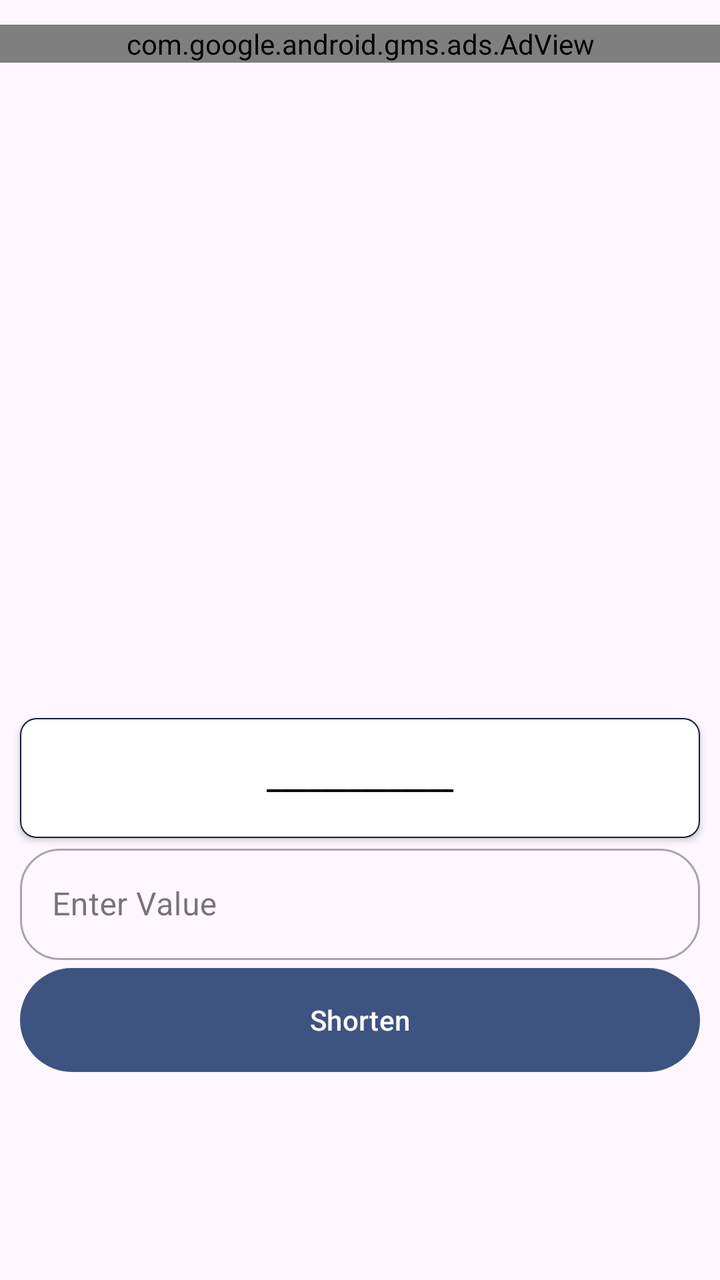
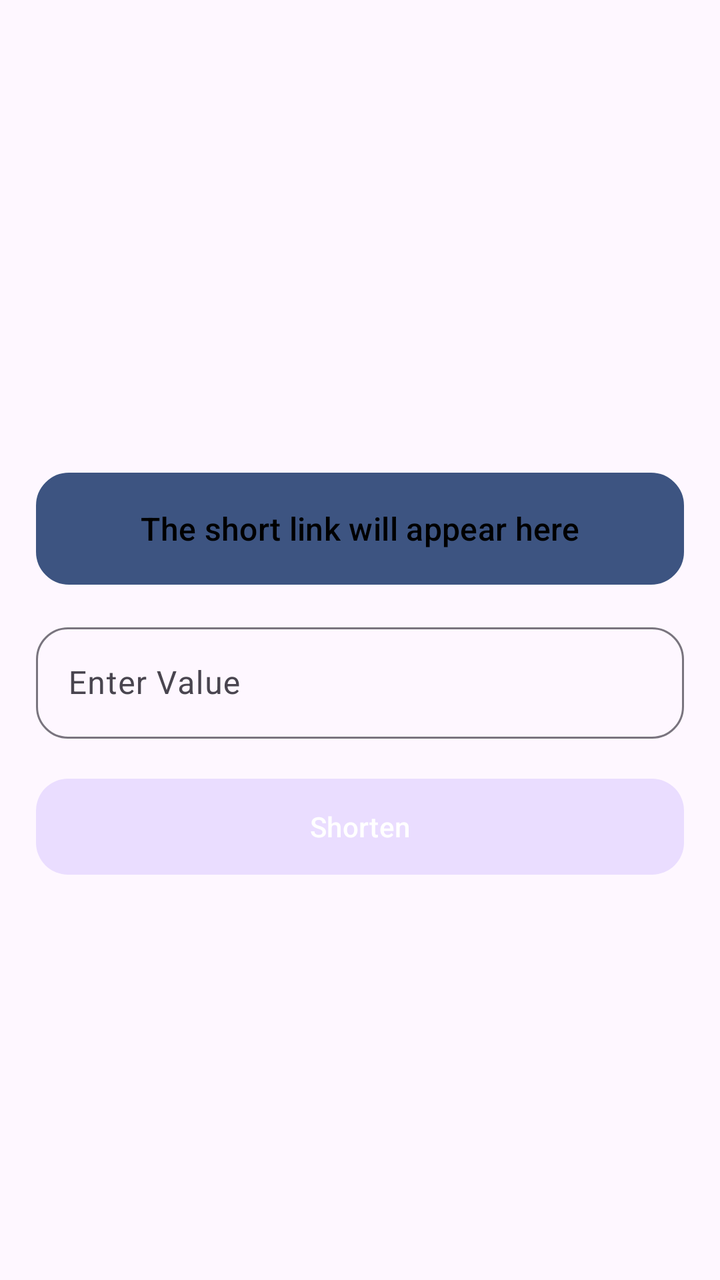

Screens rendered from an Android XML layout before and after an edit, with the pre-edit source and the edit as a unified diff.
<!-- AndroidManifest.xml: application theme Theme.QRCodeGenerator -->
<!-- res/layout/fragment_short_url.xml -->
<?xml version="1.0" encoding="utf-8"?>
<androidx.constraintlayout.widget.ConstraintLayout xmlns:android="http://schemas.android.com/apk/res/android"
    xmlns:app="http://schemas.android.com/apk/res-auto"
    xmlns:tools="http://schemas.android.com/tools"
    android:layout_width="match_parent"
    android:layout_height="match_parent"
    tools:context=".ui.shorturl.ShortUrlFragment">

    <com.google.android.gms.ads.AdView
        android:id="@+id/adView"
        android:layout_width="match_parent"
        android:layout_height="wrap_content"
        app:adSize="BANNER"
        app:adUnitId="ca-app-pub-2813879880934433/9839008529"
        app:layout_constraintBottom_toBottomOf="parent"
        app:layout_constraintEnd_toEndOf="parent"
        app:layout_constraintStart_toStartOf="parent"
        app:layout_constraintTop_toTopOf="parent"
        app:layout_constraintVertical_bias="0.01999998" />


    <androidx.appcompat.widget.AppCompatButton
        android:background="@drawable/full_short_link_shape"
        android:id="@+id/shortenText"
        android:layout_width="match_parent"
        android:layout_height="60dp"
        android:layout_marginHorizontal="10dp"
        android:text="______________"
        android:textSize="15sp"
        android:textColor="@color/black"
        app:boxCornerRadiusBottomEnd="20dp"
        app:boxCornerRadiusBottomStart="20dp"
        app:boxCornerRadiusTopEnd="20dp"
        app:boxCornerRadiusTopStart="20dp"
        app:layout_constraintBottom_toTopOf="@+id/textInputLayout"
        app:layout_constraintEnd_toEndOf="@+id/textInputLayout"
        app:layout_constraintStart_toStartOf="@+id/textInputLayout" />

    <com.google.android.material.textfield.TextInputLayout
        android:id="@+id/textInputLayout"
        style="@style/Widget.MaterialComponents.TextInputLayout.OutlinedBox"
        android:layout_width="match_parent"
        android:layout_height="wrap_content"
        android:layout_marginHorizontal="10dp"
        app:boxCornerRadiusBottomEnd="20dp"
        app:boxCornerRadiusBottomStart="20dp"
        app:boxCornerRadiusTopEnd="20dp"
        app:boxCornerRadiusTopStart="20dp"
        app:layout_constraintBottom_toTopOf="@+id/button"
        app:layout_constraintEnd_toEndOf="parent"
        app:layout_constraintStart_toStartOf="parent"
        app:layout_constraintTop_toTopOf="parent"
        app:layout_constraintVertical_bias="1.0">

        <com.google.android.material.textfield.TextInputEditText
            android:id="@+id/text"
            android:layout_width="match_parent"
            android:layout_height="match_parent"
            android:hint="@string/enter_value"
            android:inputType="text" />
    </com.google.android.material.textfield.TextInputLayout>

    <Button
        android:id="@+id/button"
        android:layout_width="match_parent"
        android:layout_height="60dp"
        android:layout_marginHorizontal="10dp"
        android:layout_marginBottom="100dp"
        android:text="@string/shorten"
        app:layout_constraintBottom_toBottomOf="parent"
        app:layout_constraintEnd_toEndOf="parent"
        app:layout_constraintStart_toStartOf="parent" />
</androidx.constraintlayout.widget.ConstraintLayout>
<!-- resources referenced by this layout -->
<resources>
  <color name="black">#FF000000</color>
  <!-- drawable full_short_link_shape (drawable) -->
  <?xml version="1.0" encoding="utf-8"?>
  <shape xmlns:android="http://schemas.android.com/apk/res/android">
      <solid android:color="@color/white"/>
      <corners android:radius="8dp"/>
      <stroke android:color="@color/purple_700" android:width="0.5dp"/>
  
  </shape>
  <string name="enter_value">Enter Value</string>
  <string name="shorten">Shorten</string>
  <style name="Theme.QRCodeGenerator" parent="Theme.Material3.DayNight">
          
          <item name="colorPrimary">@color/purple_500</item>
          <item name="colorPrimaryVariant">@color/purple_700</item>
          <item name="colorOnPrimary">@color/white</item>
          
          <item name="colorSecondary">@color/teal_200</item>
          <item name="colorSecondaryVariant">@color/teal_700</item>
          <item name="colorOnSecondary">@color/black</item>
          
          <item name="android:statusBarColor">?attr/colorPrimaryVariant</item>
          
      </style>
  <color name="white">#FFFFFFFF</color>
  <color name="purple_700">#161B39</color>
  <color name="purple_500">#3D5481</color>
  <color name="teal_200">#5BDEE4</color>
  <color name="teal_700">#91CBD5</color>
</resources>

<!-- the commit's change to res/layout/fragment_short_url.xml (unified diff, before → after) -->
@@ -1,73 +1,75 @@
 <?xml version="1.0" encoding="utf-8"?>
-<androidx.constraintlayout.widget.ConstraintLayout xmlns:android="http://schemas.android.com/apk/res/android"
+<androidx.constraintlayout.widget.ConstraintLayout
+    xmlns:android="http://schemas.android.com/apk/res/android"
     xmlns:app="http://schemas.android.com/apk/res-auto"
     xmlns:tools="http://schemas.android.com/tools"
+    android:id="@+id/rootLayout"
     android:layout_width="match_parent"
     android:layout_height="match_parent"
+    android:padding="18dp"
+    android:background="?android:attr/windowBackground"
     tools:context=".ui.shorturl.ShortUrlFragment">
 
-    <com.google.android.gms.ads.AdView
-        android:id="@+id/adView"
-        android:layout_width="match_parent"
-        android:layout_height="wrap_content"
-        app:adSize="BANNER"
-        app:adUnitId="ca-app-pub-2813879880934433/9839008529"
-        app:layout_constraintBottom_toBottomOf="parent"
+    
+    <com.google.android.material.button.MaterialButton
+        android:id="@+id/shortenText"
+        android:layout_width="0dp"
+        android:layout_height="56dp"
+        android:background="@drawable/full_short_link_shape"
+        android:gravity="center"
+        android:text="The short link will appear here"
+        android:textAlignment="center"
+        android:textColor="@android:color/black"
+        android:textSize="16sp"
+        app:cornerRadius="16dp"
+        app:iconPadding="0dp"
+        app:layout_constraintBottom_toTopOf="@id/textInputLayout"
         app:layout_constraintEnd_toEndOf="parent"
         app:layout_constraintStart_toStartOf="parent"
         app:layout_constraintTop_toTopOf="parent"
-        app:layout_constraintVertical_bias="0.01999998" />
+        app:layout_constraintVertical_bias="0.73"
+        app:layout_constraintVertical_chainStyle="packed" />
 
-
-    <androidx.appcompat.widget.AppCompatButton
-        android:background="@drawable/full_short_link_shape"
-        android:id="@+id/shortenText"
-        android:layout_width="match_parent"
-        android:layout_height="60dp"
-        android:layout_marginHorizontal="10dp"
-        android:text="______________"
-        android:textSize="15sp"
-        android:textColor="@color/black"
-        app:boxCornerRadiusBottomEnd="20dp"
-        app:boxCornerRadiusBottomStart="20dp"
-        app:boxCornerRadiusTopEnd="20dp"
-        app:boxCornerRadiusTopStart="20dp"
-        app:layout_constraintBottom_toTopOf="@+id/textInputLayout"
-        app:layout_constraintEnd_toEndOf="@+id/textInputLayout"
-        app:layout_constraintStart_toStartOf="@+id/textInputLayout" />
-
+    
     <com.google.android.material.textfield.TextInputLayout
         android:id="@+id/textInputLayout"
-        style="@style/Widget.MaterialComponents.TextInputLayout.OutlinedBox"
-        android:layout_width="match_parent"
+        style="@style/Widget.Material3.TextInputLayout.OutlinedBox"
+        android:layout_width="0dp"
         android:layout_height="wrap_content"
-        android:layout_marginHorizontal="10dp"
-        app:boxCornerRadiusBottomEnd="20dp"
-        app:boxCornerRadiusBottomStart="20dp"
-        app:boxCornerRadiusTopEnd="20dp"
-        app:boxCornerRadiusTopStart="20dp"
-        app:layout_constraintBottom_toTopOf="@+id/button"
+        app:boxCornerRadiusBottomEnd="16dp"
+        app:boxCornerRadiusBottomStart="16dp"
+        app:boxCornerRadiusTopEnd="16dp"
+        app:boxCornerRadiusTopStart="16dp"
+        app:layout_constraintTop_toBottomOf="@id/shortenText"
+        app:layout_constraintStart_toStartOf="parent"
         app:layout_constraintEnd_toEndOf="parent"
-        app:layout_constraintStart_toStartOf="parent"
-        app:layout_constraintTop_toTopOf="parent"
-        app:layout_constraintVertical_bias="1.0">
+        app:layout_constraintBottom_toTopOf="@id/button"
+        android:layout_marginTop="16dp"
+        android:hint="@string/enter_value">
 
         <com.google.android.material.textfield.TextInputEditText
             android:id="@+id/text"
             android:layout_width="match_parent"
-            android:layout_height="match_parent"
-            android:hint="@string/enter_value"
-            android:inputType="text" />
+            android:layout_height="wrap_content"
+            android:inputType="textUri"
+            android:maxLines="1"/>
     </com.google.android.material.textfield.TextInputLayout>
 
-    <Button
+    
+    <com.google.android.material.button.MaterialButton
         android:id="@+id/button"
-        android:layout_width="match_parent"
-        android:layout_height="60dp"
-        android:layout_marginHorizontal="10dp"
+        android:layout_width="0dp"
+        android:layout_height="56dp"
+        android:text="@string/shorten"
+        android:textAllCaps="false"
+        app:cornerRadius="16dp"
+        app:layout_constraintTop_toBottomOf="@id/textInputLayout"
+        app:layout_constraintStart_toStartOf="parent"
+        app:layout_constraintEnd_toEndOf="parent"
+        app:layout_constraintBottom_toBottomOf="parent"
+        android:layout_marginTop="16dp"
         android:layout_marginBottom="100dp"
-        android:text="@string/shorten"
-        app:layout_constraintBottom_toBottomOf="parent"
-        app:layout_constraintEnd_toEndOf="parent"
-        app:layout_constraintStart_toStartOf="parent" />
+        app:iconTint="?attr/colorOnPrimaryContainer"
+        app:backgroundTint="?attr/colorPrimaryContainer"/>
+
 </androidx.constraintlayout.widget.ConstraintLayout>
<!-- resource entries referenced after the edit -->
@@ -3,11 +3,21 @@
   <color name="black">#FF000000</color>
   <!-- drawable full_short_link_shape (drawable) -->
   <?xml version="1.0" encoding="utf-8"?>
-  <shape xmlns:android="http://schemas.android.com/apk/res/android">
-      <solid android:color="@color/white"/>
-      <corners android:radius="8dp"/>
-      <stroke android:color="@color/purple_700" android:width="0.5dp"/>
-  
+  <shape xmlns:android="http://schemas.android.com/apk/res/android"
+      android:shape="rectangle">
+      <gradient
+          android:startColor="?attr/colorPrimaryContainer"
+          android:endColor="?attr/colorSurfaceVariant"
+          android:angle="45" />
+      <corners android:radius="16dp" />
+      <padding
+          android:left="16dp"
+          android:right="16dp"
+          android:top="8dp"
+          android:bottom="8dp" />
+      <stroke
+          android:color="?attr/colorOutlineVariant"
+          android:width="1dp" />
   </shape>
   <string name="enter_value">Enter Value</string>
   <string name="shorten">Shorten</string>
